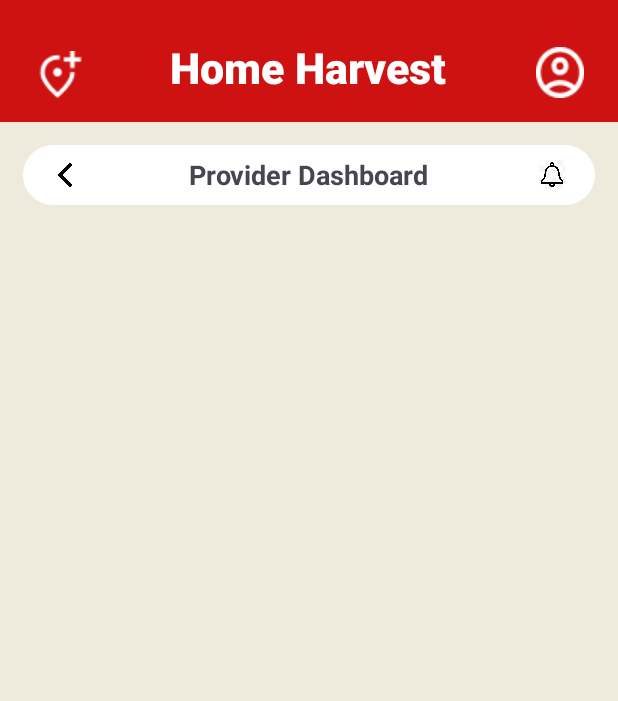
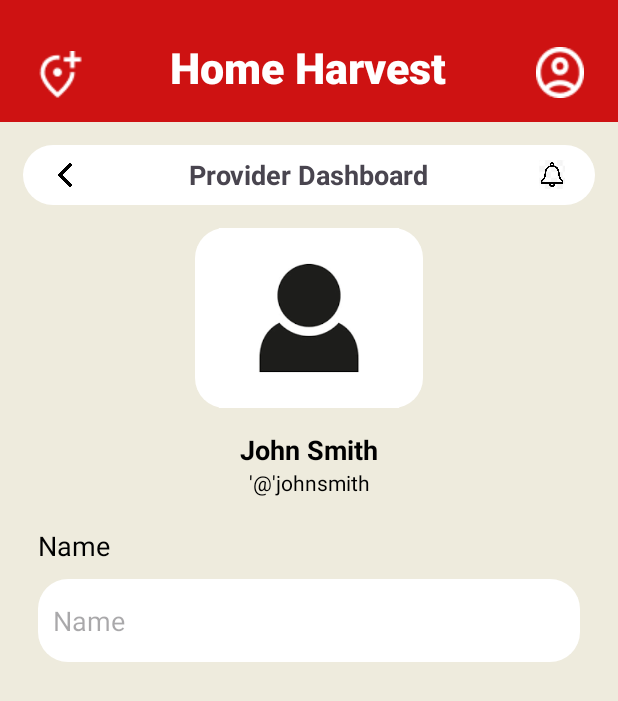
Before and after one commit to Vraj-14/monir-try, an Android app: the provider_dashboard screen opened directly, with no data from a screen before it, on a phone screen of 412 x 824 dp. Shown: the top 701 px of the screen. Run offline under Robolectric (Android 15) with nearby library versions, the light colour scheme and no system bars; Roboto replaces fonts that are not available here.

Commit message:
commit till 12-11-24 again

```diff
--- a/app/src/main/res/layout/activity_main.xml
+++ b/app/src/main/res/layout/activity_main.xml
@@ -140,7 +140,7 @@
             android:layout_height="wrap_content"
             android:layout_gravity="center_horizontal"
             android:ems="10"
-            android:inputType="text"
+            android:inputType="textEmailAddress"
             android:paddingLeft="20dp"
             android:textColor="#000000"
             tools:ignore="SpeakableTextPresentCheck" />
--- a/app/src/main/res/layout/activity_provider_dashboard.xml
+++ b/app/src/main/res/layout/activity_provider_dashboard.xml
@@ -145,7 +145,63 @@
             <LinearLayout
                 android:layout_width="match_parent"
                 android:layout_height="wrap_content"
-                android:orientation="vertical" />
+                android:orientation="vertical">
+
+                <ImageView
+                    android:id="@+id/imageView18"
+                    android:layout_width="match_parent"
+                    android:layout_height="120dp"
+                    android:layout_marginStart="130dp"
+                    android:layout_marginTop="15dp"
+                    android:layout_marginEnd="130dp"
+                    android:background="@drawable/rounded_corners"
+                    app:srcCompat="@drawable/providerr_dp"
+                    android:layout_gravity="center_horizontal"/>
+
+                <TextView
+                    android:id="@+id/textView41"
+                    android:layout_width="match_parent"
+                    android:layout_height="wrap_content"
+                    android:layout_marginTop="15dp"
+                    android:gravity="center_horizontal"
+                    android:text="John Smith"
+                    android:textColor="#000000"
+                    android:textSize="18sp"
+                    android:textStyle="bold" />
+
+                <TextView
+                    android:layout_width="match_parent"
+                    android:layout_height="wrap_content"
+                    android:text="'@'johnsmith"
+                    android:gravity="center_horizontal"
+                    android:textColor="#000000"
+                    />
+
+                <TextView
+                    android:layout_width="match_parent"
+                    android:layout_height="wrap_content"
+                    android:layout_marginTop="20dp"
+                    android:text="Name"
+                    android:paddingLeft="25dp"
+                    android:textColor="#000000"
+                    android:textSize="18sp"
+                    />
+
+                <EditText
+                    android:id="@+id/editTextText"
+                    android:layout_width="match_parent"
+                    android:layout_height="55dp"
+                    android:background="@drawable/rounded_corners"
+                    android:ems="10"
+                    android:inputType="text"
+                    android:hint="Name"
+                    android:paddingLeft="10dp"
+                    android:layout_marginTop="10dp"
+                    android:layout_marginStart="25dp"
+                    android:layout_marginEnd="25dp"/>
+
+
+            </LinearLayout>
         </ScrollView>
 
     </LinearLayout>
```
Also changed, not shown: app/src/main/java/com/example/monir_try/MainActivity.java (+11 -0 lines), app/src/main/res/layout/activity_service_login.xml (+15 -8 lines), app/src/main/res/drawable/provider_dp.jpg (added), app/src/main/res/drawable/providerr_dp.png (added).
